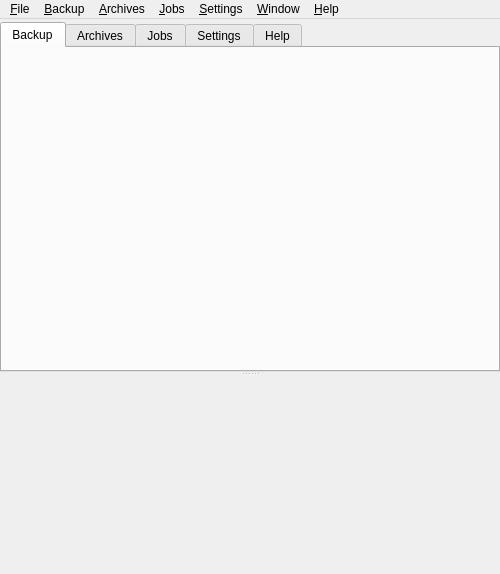
Before: the Qt Designer form forms/mainwindow.ui in Tarsnap/tarsnap-gui, drawn with Qt 5.
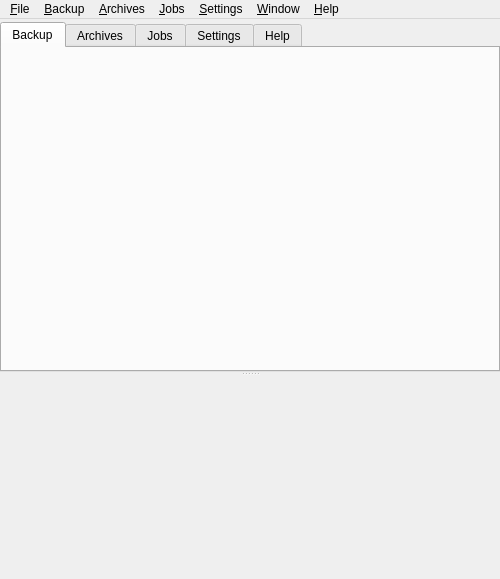
After: the same form once the commit is applied. Icons and pictures are not drawn. Custom widgets are drawn as their Qt base class.

```diff
--- a/forms/mainwindow.ui
+++ b/forms/mainwindow.ui
@@ -7,7 +7,7 @@
     <x>0</x>
     <y>0</y>
     <width>500</width>
-    <height>574</height>
+    <height>579</height>
    </rect>
   </property>
   <property name="acceptDrops">
```
Left out of the diff: 3 changed lines with no effect on the pictures.
